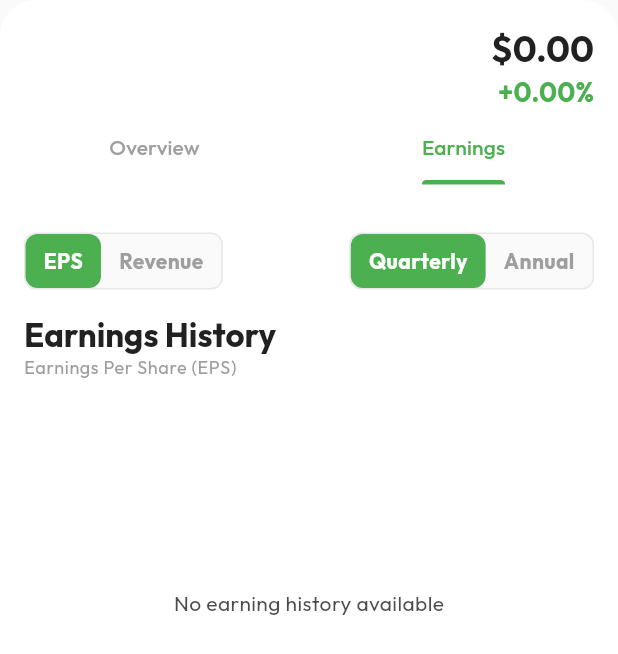
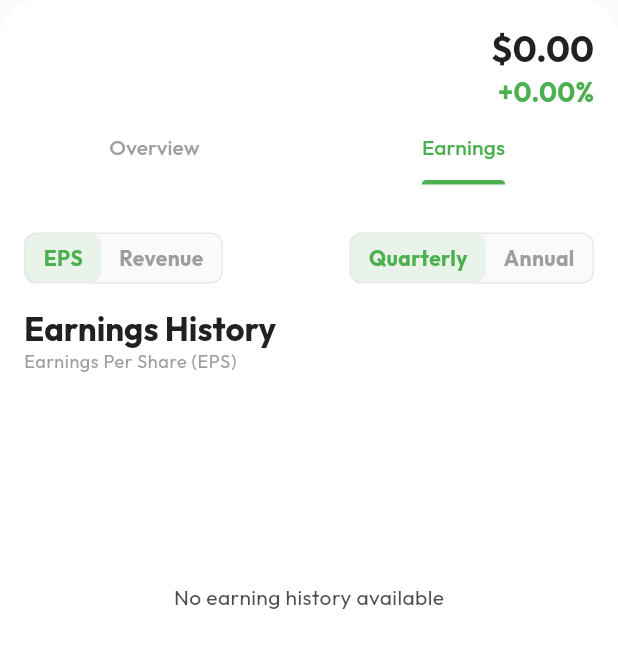
Before and after one commit to swoaib/Investr, a Flutter app: the StockDetailBottomSheet widget shown alone on an empty page, opened directly with empty values, tab 2 chosen, on a phone screen of 412 x 824 dp. Shown: the top 654 px of the screen. Run offline on Flutter 3.47's test engine with Material 3 defaults, Android fonts, the phone set to English and light mode, and no system bars; our stand-ins replace fl_chart, flutter_svg, go_router, google_fonts, shared_preferences; accounts and stored records are empty; network calls fail.

Commit message:
feat: Add real-time stock price updates, enhance chart X-axis scaling for intraday data, and create devtools_options.yaml.

```diff
--- /dev/null
+++ b/devtools_options.yaml
@@ -0,0 +1,3 @@
+description: This file stores settings for Dart & Flutter DevTools.
+documentation: https://docs.flutter.dev/tools/devtools/extensions#configure-extension-enablement-states
+extensions:
--- a/lib/src/features/market_data/presentation/stock_detail_bottom_sheet.dart
+++ b/lib/src/features/market_data/presentation/stock_detail_bottom_sheet.dart
@@ -8,6 +8,7 @@ import '../domain/stock.dart';
 import '../domain/earnings_point.dart';
 import 'earnings_chart.dart';
 import 'package:investr/l10n/app_localizations.dart';
+import '../data/market_data_service.dart';
 
 class StockDetailBottomSheet extends StatefulWidget {
   final Stock stock;
@@ -21,6 +22,7 @@ class StockDetailBottomSheet extends StatefulWidget {
 class _StockDetailBottomSheetState extends State<StockDetailBottomSheet>
     with SingleTickerProviderStateMixin {
   final StockRepository _repository = StockRepository();
+  late MarketDataService _marketDataService;
   List<PricePoint> _history = [];
   late Stock _stock; // Local mutable stock to hold details
   bool _isLoading = true;
@@ -38,13 +40,43 @@ class _StockDetailBottomSheetState extends State<StockDetailBottomSheet>
     _stock = widget.stock;
     _tabController = TabController(length: 2, vsync: this);
     _tabController.addListener(_handleTabSelection);
+
+    // Initialize MarketDataService
+    _marketDataService = MarketDataService(apiKey: _repository.apiKey);
+    _marketDataService.connect();
+    _marketDataService.updates.listen(_onStockUpdate);
+
     _loadData();
   }
 
   @override
   void dispose() {
     _tabController.dispose();
+    _marketDataService.dispose();
     super.dispose();
+  }
+
+  void _onStockUpdate(Map<String, dynamic> event) {
+    if (event['sym'] == _stock.symbol) {
+      final price = (event['c'] as num?)?.toDouble();
+      if (price != null && mounted) {
+        setState(() {
+          // Update current price
+          // We keep previousClose constant to calculate change correctly against the day's start
+          final prevClose = _stock.previousClose ?? _stock.price;
+          final change = price - prevClose;
+          final changePercent = (prevClose != 0)
+              ? (change / prevClose) * 100
+              : 0.0;
+
+          _stock = _stock.copyWith(
+            price: price,
+            change: change,
+            changePercent: changePercent,
+          );
+        });
+      }
+    }
   }
 
   void _handleTabSelection() {
@@ -86,6 +118,9 @@ class _StockDetailBottomSheetState extends State<StockDetailBottomSheet>
           _stock = results[1] as Stock;
           _intradayHistory = results[2] as List<PricePoint>;
           _isLoading = false;
+
+          // Subscribe after loading initial details
+          _marketDataService.subscribe([_stock.symbol]);
         });
       }
     } catch (e) {
@@ -152,22 +187,25 @@ class _StockDetailBottomSheetState extends State<StockDetailBottomSheet>
   }
 
   List<PricePoint> get _filteredHistory {
-    // If 1D is selected, return intraday data if available
     if (_selectedInterval == '1D') {
       if (_intradayHistory != null && _intradayHistory!.isNotEmpty) {
-        return _intradayHistory!;
+        final lastPointDate = _intradayHistory!.last.date;
+        final startOfDay = DateTime(
+          lastPointDate.year,
+          lastPointDate.month,
+          lastPointDate.day,
+        );
+        return _intradayHistory!
+            .where((p) => p.date.isAfter(startOfDay))
+            .toList();
       }
-      // Fallback if intraday fetch failed or is empty: Show last 5 days of daily data
-      if (_history.isEmpty) return [];
-      if (_history.length < 5) return _history;
-      return _history.sublist(_history.length - 5).toList();
+      return [];
     }
 
     if (_selectedInterval == '1W') {
       if (_weeklyHistory != null && _weeklyHistory!.isNotEmpty) {
         return _weeklyHistory!;
       }
-      // Fallback to daily data if weekly fails
     }
 
     if (_selectedInterval == '1M') {
@@ -193,8 +231,7 @@ class _StockDetailBottomSheetState extends State<StockDetailBottomSheet>
         break;
       case 'All':
       case 'Custom':
-        // Custom is handled below
-        cutoff = DateTime(1970); // Effectively all, then filtered
+        cutoff = DateTime(1970);
         break;
       default:
         return _history;
@@ -265,14 +302,12 @@ class _StockDetailBottomSheetState extends State<StockDetailBottomSheet>
         color: theme.cardTheme.color,
         borderRadius: const BorderRadius.vertical(top: Radius.circular(24)),
       ),
-      padding: const EdgeInsets.only(
-        top: 16,
-      ), // Remove horiz padding here to allow full width
+      padding: const EdgeInsets.only(top: 16),
       child: Column(
         mainAxisSize: MainAxisSize.min,
         crossAxisAlignment: CrossAxisAlignment.start,
         children: [
-          // Header (Persisting)
+          // Header
           Padding(
             padding: const EdgeInsets.symmetric(horizontal: 16.0),
             child: Row(
@@ -367,10 +402,8 @@ class _StockDetailBottomSheetState extends State<StockDetailBottomSheet>
         crossAxisAlignment: CrossAxisAlignment.start,
         children: [
           const SizedBox(height: 16),
-          // Controls
           Row(
             children: [
-              // Metric Selector
               Container(
                 decoration: BoxDecoration(
                   color: theme.scaffoldBackgroundColor,
@@ -402,7 +435,6 @@ class _StockDetailBottomSheetState extends State<StockDetailBottomSheet>
                 ),
               ),
               const Spacer(),
-              // Frequency Selector
               Container(
                 decoration: BoxDecoration(
                   color: theme.scaffoldBackgroundColor,
@@ -463,12 +495,66 @@ class _StockDetailBottomSheetState extends State<StockDetailBottomSheet>
     List<PricePoint> points,
     AppLocalizations l10n,
   ) {
+    // Determine dynamic axes for 1D to support any timezone (e.g. CET)
+    // We assume the market session is 6.5 hours (standard US).
+    // If we have data, we anchor 'minX' to the first point (Open).
+    // 'maxX' is Open + 6.5 hours.
+    // If no data, we fallback to a default 9:30-16:00 Local assumption or just wait for data.
+
+    // Determine dynamic axes
+    double? minX;
+    double? maxX;
+    double? interval;
+
+    // For 1D, we use Time-based X-axis (millisecondsSinceEpoch) to show "filling from left".
+    // For others (1M, 1W), we use Index-based X-axis (0, 1, 2...) to "skip" weekends/closed hours.
+    final isIntraday = _selectedInterval == '1D';
+
+    if (isIntraday) {
+      if (points.isNotEmpty) {
+        final marketOpen = points.first.date;
+        // Snap to nice start if needed, or just use first point
+        final snappedOpen = marketOpen.subtract(
+          Duration(
+            minutes: marketOpen.minute % 30,
+            seconds: marketOpen.second,
+            milliseconds: marketOpen.millisecond,
+          ),
+        );
+
+        minX = snappedOpen.millisecondsSinceEpoch.toDouble();
+        maxX = snappedOpen
+            .add(const Duration(hours: 6, minutes: 30))
+            .millisecondsSinceEpoch
+            .toDouble();
+        interval = 3600000 * 2; // 2 hours
+      } else {
+        // Default placeholder
+        final now = DateTime.now();
+        final open = DateTime(now.year, now.month, now.day, 9, 30);
+        minX = open.millisecondsSinceEpoch.toDouble();
+        maxX = open
+            .add(const Duration(hours: 6, minutes: 30))
+            .millisecondsSinceEpoch
+            .toDouble();
+      }
+    } else {
+      // Index based
+      if (points.isNotEmpty) {
+        minX = 0;
+        maxX = (points.length - 1).toDouble();
+
+        // Calculate interval to show ~5 labels
+        interval = (points.length / 5).floorToDouble();
+        if (interval == 0) interval = 1;
+      }
+    }
+
     return Padding(
       padding: const EdgeInsets.symmetric(horizontal: 16.0),
       child: Column(
         crossAxisAlignment: CrossAxisAlignment.start,
         children: [
-          // Animated Date Buttons for Custom Interval
           AnimatedCrossFade(
             firstChild: const SizedBox(width: double.infinity),
             secondChild: Padding(
@@ -477,14 +563,14 @@ class _StockDetailBottomSheetState extends State<StockDetailBottomSheet>
                 mainAxisAlignment: MainAxisAlignment.spaceEvenly,
                 children: [
                   _buildDateButton(
-                    'Start Date', // Kept English as generic label, or could be l10n.startDate if added
+                    'Start Date',
                     _customStartDate,
                     _pickStartDate,
                     theme,
                     color,
                   ),
                   _buildDateButton(
-                    'End Date', // Same here
+                    'End Date',
                     _customEndDate,
                     _pickEndDate,
                     theme,
@@ -499,7 +585,6 @@ class _StockDetailBottomSheetState extends State<StockDetailBottomSheet>
             duration: const Duration(milliseconds: 300),
           ),
 
-          // Chart
           SizedBox(
             height: 200,
             child: _isLoading && _history.isEmpty
@@ -510,13 +595,15 @@ class _StockDetailBottomSheetState extends State<StockDetailBottomSheet>
                       _selectedInterval == 'Custom' &&
                               (_customStartDate == null ||
                                   _customEndDate == null)
-                          ? 'Please select start and end dates' // Consider adding to ARB if critical
+                          ? 'Please select start and end dates'
                           : 'No data available',
                       style: theme.textTheme.bodyMedium,
                     ),
                   )
                 : LineChart(
                     LineChartData(
+                      minX: minX,
+                      maxX: maxX,
                       gridData: FlGridData(
                         show: true,
                         horizontalInterval: null,
@@ -545,27 +632,43 @@ class _StockDetailBottomSheetState extends State<StockDetailBottomSheet>
                           sideTitles: SideTitles(
                             showTitles: true,
                             reservedSize: 20,
-                            interval: null,
+                            interval: interval,
                             getTitlesWidget: (value, meta) {
-                              final index = value.toInt();
-                              if (index < 0 || index >= points.length) {
-                                return const SizedBox();
+                              DateTime date;
+                              if (isIntraday) {
+                                date = DateTime.fromMillisecondsSinceEpoch(
+                                  value.toInt(),
+                                );
+                              } else {
+                                final index = value.toInt();
+                                if (index < 0 || index >= points.length) {
+                                  return const SizedBox();
+                                }
+                                date = points[index].date;
                               }
-                              final date = points[index].date;
 
-                              // Show only first and last date to avoid crowding
+                              if (isIntraday) {
+                                return Padding(
+                                  padding: const EdgeInsets.only(top: 8),
+                                  child: Text(
+                                    DateFormat('HH:mm').format(date),
+                                    style: const TextStyle(
+                                      color: Colors.grey,
+                                      fontSize: 10,
+                                    ),
+                                  ),
+                                );
+                              }
+
                               if (value == meta.min || value == meta.max) {
                                 String formatted;
-                                if (_selectedInterval == '1D') {
-                                  formatted = DateFormat('HH:mm').format(date);
-                                } else if (_selectedInterval == '1W') {
+                                if (_selectedInterval == '1W') {
                                   formatted = DateFormat('EEE').format(date);
                                 } else if (_selectedInterval == '1M') {
                                   formatted = DateFormat('MMM d').format(date);
                                 } else {
                                   formatted = DateFormat('MMM yy').format(date);
                                 }
-
                                 return Padding(
                                   padding: const EdgeInsets.only(top: 8),
                                   child: Text(
@@ -633,11 +736,26 @@ class _StockDetailBottomSheetState extends State<StockDetailBottomSheet>
                               }
 
                               final spot = touchResponse.lineBarSpots!.first;
-                              final index = spot.x.toInt();
-                              if (index >= 0 && index < points.length) {
+                              final val = spot.x;
+
+                              if (isIntraday) {
+                                final date =
+                                    DateTime.fromMillisecondsSinceEpoch(
+                                      val.toInt(),
+                                    );
                                 setState(() {
-                                  _selectedPoint = points[index];
+                                  _selectedPoint = PricePoint(
+                                    date: date,
+                                    price: spot.y,
+                                  );
                                 });
+                              } else {
+                                final index = val.toInt();
+                                if (index >= 0 && index < points.length) {
+                                  setState(() {
+                                    _selectedPoint = points[index];
+                                  });
+                                }
                               }
                             },
                         handleBuiltInTouches: true,
@@ -675,7 +793,10 @@ class _StockDetailBottomSheetState extends State<StockDetailBottomSheet>
                               .entries
                               .map(
                                 (entry) => FlSpot(
-                                  entry.key.toDouble(),
+                                  isIntraday
+                                      ? entry.value.date.millisecondsSinceEpoch
+                                            .toDouble()
+                                      : entry.key.toDouble(),
                                   entry.value.price,
                                 ),
                               )
@@ -694,7 +815,6 @@ class _StockDetailBottomSheetState extends State<StockDetailBottomSheet>
           ),
           const SizedBox(height: 16),
 
-          // Interval Selector
           Row(
             mainAxisAlignment: MainAxisAlignment.spaceBetween,
             children: ['1D', '1W', '1M', '1Y', 'All', 'Custom'].map((interval) {
@@ -732,7 +852,6 @@ class _StockDetailBottomSheetState extends State<StockDetailBottomSheet>
           ),
           const SizedBox(height: 16),
 
-          // Key Statistics Title
           Text(
             l10n.keyStatistics,
             style: theme.textTheme.titleLarge?.copyWith(
@@ -741,7 +860,6 @@ class _StockDetailBottomSheetState extends State<StockDetailBottomSheet>
           ),
           const SizedBox(height: 16),
 
-          // Statistics Grid
           GridView.count(
             crossAxisCount: 3,
             crossAxisSpacing: 8,
@@ -804,40 +922,6 @@ class _StockDetailBottomSheetState extends State<StockDetailBottomSheet>
     );
   }
 
-  Widget _buildDateButton(
-    String label,
-    DateTime? date,
-    VoidCallback onTap,
-    ThemeData theme,
-    Color color,
-  ) {
-    return GestureDetector(
-      onTap: onTap,
-      child: Container(
-        padding: const EdgeInsets.symmetric(horizontal: 16, vertical: 8),
-        decoration: BoxDecoration(
-          border: Border.all(color: color),
-          borderRadius: BorderRadius.circular(20),
-          color: date != null ? color.withValues(alpha: 0.1) : null,
-        ),
-        child: Row(
-          mainAxisSize: MainAxisSize.min,
-          children: [
-            Icon(Icons.calendar_today, size: 16, color: color),
-            const SizedBox(width: 8),
-            Text(
-              date != null ? DateFormat('MMM d, y').format(date) : label,
-              style: theme.textTheme.bodyMedium?.copyWith(
-                color: color,
-                fontWeight: FontWeight.bold,
-              ),
-            ),
-          ],
-        ),
-      ),
-    );
-  }
-
   Widget _buildToggleOption(
     String text,
     bool isSelected,
@@ -848,15 +932,15 @@ class _StockDetailBottomSheetState extends State<StockDetailBottomSheet>
     return GestureDetector(
       onTap: onTap,
       child: Container(
-        padding: const EdgeInsets.symmetric(horizontal: 12, vertical: 8),
+        padding: const EdgeInsets.symmetric(horizontal: 12, vertical: 6),
         decoration: BoxDecoration(
-          color: isSelected ? color : Colors.transparent,
-          borderRadius: BorderRadius.circular(8),
+          color: isSelected ? color.withValues(alpha: 0.1) : Colors.transparent,
+          borderRadius: BorderRadius.circular(6),
         ),
         child: Text(
           text,
           style: theme.textTheme.bodyMedium?.copyWith(
-            color: isSelected ? Colors.white : Colors.grey,
+            color: isSelected ? color : Colors.grey,
             fontWeight: FontWeight.bold,
           ),
         ),
@@ -864,11 +948,39 @@ class _StockDetailBottomSheetState extends State<StockDetailBottomSheet>
     );
   }
 
+  Widget _buildDateButton(
+    String text,
+    DateTime? date,
+    VoidCallback onTap,
+    ThemeData theme,
+    Color color,
+  ) {
+    return Column(
+      children: [
+        Text(
+          text,
+          style: theme.textTheme.bodySmall?.copyWith(color: Colors.grey),
+        ),
+        const SizedBox(height: 4),
+        ElevatedButton(
+          onPressed: onTap,
+          style: ElevatedButton.styleFrom(
+            backgroundColor: theme.canvasColor,
+            foregroundColor: color,
+            side: BorderSide(color: color),
+            shape: RoundedRectangleBorder(
+              borderRadius: BorderRadius.circular(8),
+            ),
+          ),
+          child: Text(
+            date != null ? DateFormat('MMM d, y').format(date) : 'Select',
+          ),
+        ),
+      ],
+    );
+  }
+
   String _formatDate(DateTime date) {
-    if (_selectedInterval == '1D') {
-      return DateFormat('HH:mm').format(date);
-    } else {
-      return DateFormat('MMM d, y').format(date);
-    }
+    return DateFormat('MMM d, HH:mm').format(date);
   }
 }
--- a/lib/src/features/market_data/presentation/stock_list_controller.dart
+++ b/lib/src/features/market_data/presentation/stock_list_controller.dart
@@ -97,8 +97,6 @@ class StockListController extends ChangeNotifier {
         final currentStock = _stocks[index];
         // Calculate change based on stored previousClose (Yesterday's Close)
         final prevClose = currentStock.previousClose ?? currentStock.price;
-        // If previousClose was not set (e.g. fresh search item not from watchlist logic), use current price as fallback?
-        // Or better, just update price.
 
         // Calculate new change
         final change = price - prevClose;
@@ -106,11 +104,13 @@ class StockListController extends ChangeNotifier {
             ? (change / prevClose) * 100
             : 0.0;
 
-        _stocks[index] = currentStock.copyWith(
+        var updatedStock = currentStock.copyWith(
           price: price,
           change: change,
           changePercent: changePercent,
         );
+
+        _stocks[index] = updatedStock;
         notifyListeners();
       }
     }
```
